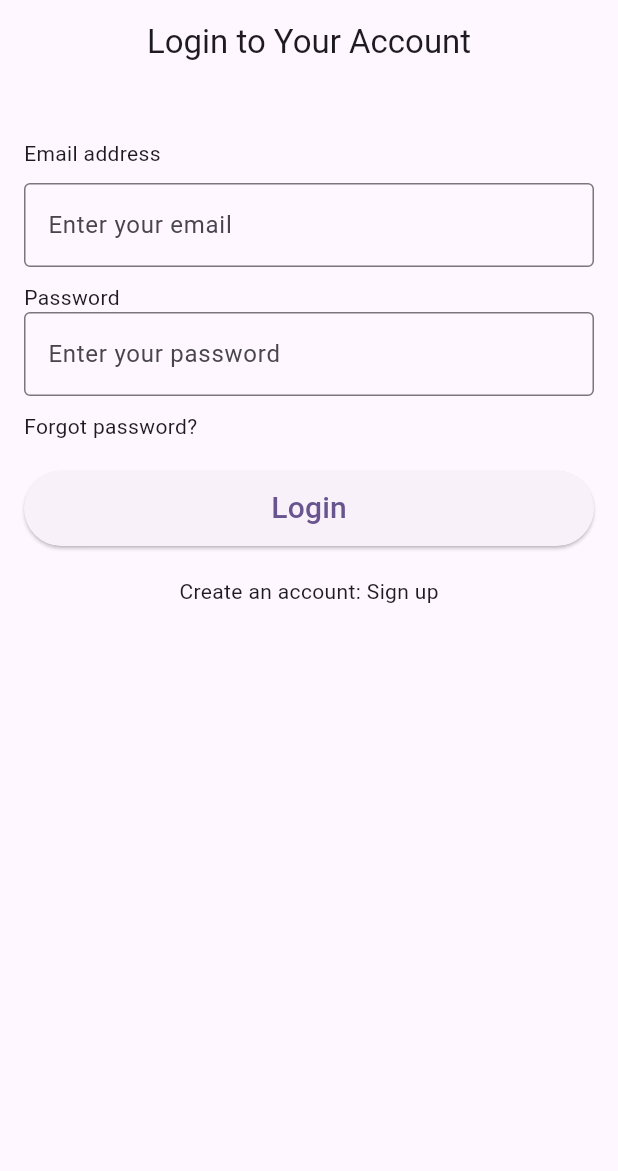
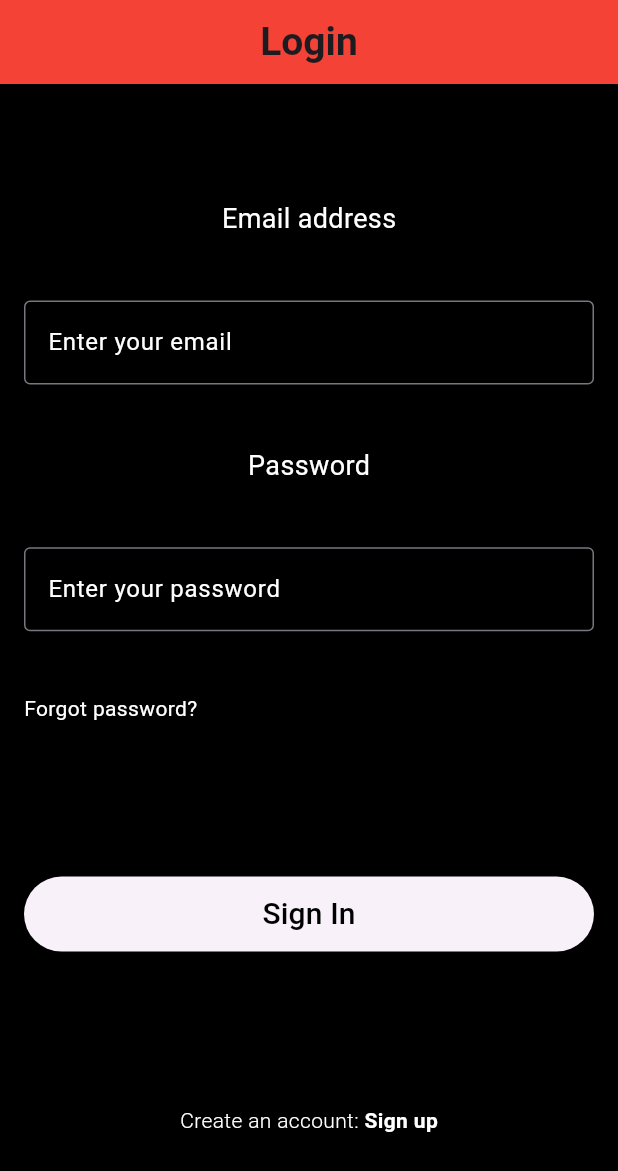
Before and after one commit to nedjo90/fakeflix, a Flutter app: the screen it shows after launch, item 3 of the bottom bar chosen, after a tap on "Login", on a phone screen of 412 x 824 dp. Shown: the top 1171 px of the screen. Run offline on Flutter 3.47's test engine with Material 3 defaults, Android fonts, the phone set to English and light mode, and no system bars; our stand-ins replace bloc, cached_network_image, cloud_firestore, dio, firebase_auth, firebase_core and 5 more; accounts and stored records are empty; network calls fail; statements that could not run were skipped.

Commit message:
update login sign up page design

```diff
--- a/lib/pages/loginpage.dart
+++ b/lib/pages/loginpage.dart
@@ -29,10 +29,12 @@ class _LoginPageState extends State<LoginPage> {
   @override
   Widget build(BuildContext context) {
     return Scaffold(
+      backgroundColor: Colors.black,
       appBar: AppBar(
+        backgroundColor: Colors.red,
         title: const Text(
-          'Login to Your Account',
-          style: TextStyle(),
+          'Login',
+          style: TextStyle(fontSize: 26, fontWeight: FontWeight.bold),
         ),
         centerTitle: true,
       ),
@@ -40,33 +42,49 @@ class _LoginPageState extends State<LoginPage> {
         padding: const EdgeInsets.all(16.0),
         child: Column(
           crossAxisAlignment: CrossAxisAlignment.start,
+          mainAxisAlignment: MainAxisAlignment.spaceBetween,
           children: [
             const SizedBox(height: 20),
-            const Text('Email address'),
-            const SizedBox(height: 10),
+            const Align(
+              child: Text('Email address',
+                  style: TextStyle(color: Colors.white, fontSize: 18)),
+            ),
             TextFormField(
+              style: const TextStyle(color: Colors.white),
               controller: emailController,
               decoration: const InputDecoration(
-                border: OutlineInputBorder(),
-                hintText: 'Enter your email',
+                  border: OutlineInputBorder(),
+                  focusedBorder: OutlineInputBorder(
+                    borderSide: BorderSide(
+                        color: Colors.red), // Customize the focus color here
+                  ),
+                  hintText: 'Enter your email',
+                  hintStyle: TextStyle(color: Colors.white)),
+            ),
+            const Align(
+              child: Text(
+                'Password',
+                style: TextStyle(color: Colors.white, fontSize: 18),
               ),
             ),
-            const SizedBox(height: 10),
-            const Text('Password'),
             TextFormField(
               controller: passwordController,
+              style: const TextStyle(color: Colors.white),
               decoration: const InputDecoration(
-                border: OutlineInputBorder(),
-                hintText: 'Enter your password',
-              ),
+                  border: OutlineInputBorder(),
+                  focusedBorder: OutlineInputBorder(
+                    borderSide: BorderSide(
+                        color: Colors.red), // Customize the focus color here
+                  ),
+                  hintText: 'Enter your password',
+                  hintStyle: TextStyle(color: Colors.white)),
               obscureText: false,
             ),
-            const SizedBox(height: 10),
             GestureDetector(
               onTap: () {},
               child: const Text(
                 'Forgot password?',
-                style: TextStyle(),
+                style: TextStyle(color: Colors.white),
               ),
             ),
             const SizedBox(height: 20),
@@ -98,9 +116,10 @@ class _LoginPageState extends State<LoginPage> {
                       );
                     },
                     child: const Text(
-                      'Login',
+                      'Sign In',
                       style: TextStyle(
                         fontSize: 20,
+                        color: Colors.black,
                       ),
                     ),
                   ),
@@ -111,18 +130,22 @@ class _LoginPageState extends State<LoginPage> {
             Row(
               mainAxisAlignment: MainAxisAlignment.center,
               children: [
-                const Text("Create an account: "),
+                const Text("Create an account: ",
+                    style: TextStyle(
+                        color: Colors.white, fontWeight: FontWeight.w300)),
                 GestureDetector(
                   onTap: () {
                     context.go('/signup');
                   },
                   child: const Text(
                     'Sign up',
-                    style: TextStyle(),
+                    style: TextStyle(
+                        color: Colors.white, fontWeight: FontWeight.bold),
                   ),
                 )
               ],
             ),
+            const SizedBox(height: 10),
           ],
         ),
       ),
--- a/lib/pages/sign_up.dart
+++ b/lib/pages/sign_up.dart
@@ -30,11 +30,12 @@ class _SignupScreenState extends State<SignupScreen> {
   @override
   Widget build(BuildContext context) {
     return Scaffold(
+      backgroundColor: Colors.black,
       appBar: AppBar(
+        backgroundColor: Colors.red,
         title: const Text(
           'Registration',
-          style: TextStyle(
-          ),
+          style: TextStyle(fontSize: 26, fontWeight: FontWeight.bold),
         ),
         centerTitle: true,
       ),
@@ -42,28 +43,43 @@ class _SignupScreenState extends State<SignupScreen> {
         padding: const EdgeInsets.all(16.0),
         child: Column(
           crossAxisAlignment: CrossAxisAlignment.start,
+          mainAxisAlignment: MainAxisAlignment.spaceBetween,
           children: [
             const SizedBox(height: 20),
-            const Text('Email address'),
-            const SizedBox(height: 10),
+            const Align(
+              child: Text('Email address', style: TextStyle(color: Colors.white, fontSize: 18)),
+            ),
             TextFormField(
+              style: const TextStyle(color: Colors.white),
               controller: emailController,
               decoration: const InputDecoration(
-                border: OutlineInputBorder(),
-                hintText: 'Enter your email',
+                  border: OutlineInputBorder(),
+                  focusedBorder: OutlineInputBorder(
+                    borderSide: BorderSide(
+                        color: Colors.red), // Customize the focus color here
+                  ),
+                  hintText: 'Enter your email',
+                  hintStyle: TextStyle(color: Colors.white)),
+            ),
+            const Align(
+              child: Text(
+                'Password',
+                style: TextStyle(color: Colors.white, fontSize: 18),
               ),
             ),
-            const SizedBox(height: 10),
-            const Text('Password'),
             TextFormField(
               controller: passwordController,
+              style: const TextStyle(color: Colors.white),
               decoration: const InputDecoration(
-                border: OutlineInputBorder(),
-                hintText: 'Enter your password',
-              ),
+                  border: OutlineInputBorder(),
+                  focusedBorder: OutlineInputBorder(
+                    borderSide: BorderSide(
+                        color: Colors.red), // Customize the focus color here
+                  ),
+                  hintText: 'Enter your password',
+                  hintStyle: TextStyle(color: Colors.white)),
               obscureText: false,
             ),
-            const SizedBox(height: 10),
             const SizedBox(height: 20),
             BlocConsumer<AuthenticationBloc, AuthenticationState>(
               listener: (context, state) {
@@ -96,6 +112,7 @@ class _SignupScreenState extends State<SignupScreen> {
                       'Signup',
                       style: TextStyle(
                         fontSize: 20,
+                        color: Colors.black,
                       ),
                     ),
                   ),
@@ -106,7 +123,9 @@ class _SignupScreenState extends State<SignupScreen> {
             Row(
               mainAxisAlignment: MainAxisAlignment.center,
               children: [
-                const Text("Already have an account? "),
+                const Text("Already have an account? ",
+                    style: TextStyle(
+                        color: Colors.white, fontWeight: FontWeight.w300)),
                 GestureDetector(
                   onTap: () {
                     context.go('/login');
@@ -114,11 +133,12 @@ class _SignupScreenState extends State<SignupScreen> {
                   child: const Text(
                     'Login',
                     style: TextStyle(
-                    ),
+                        color: Colors.white, fontWeight: FontWeight.bold),
                   ),
                 )
               ],
             ),
+            const SizedBox(height: 10),
           ],
         ),
       ),
```
